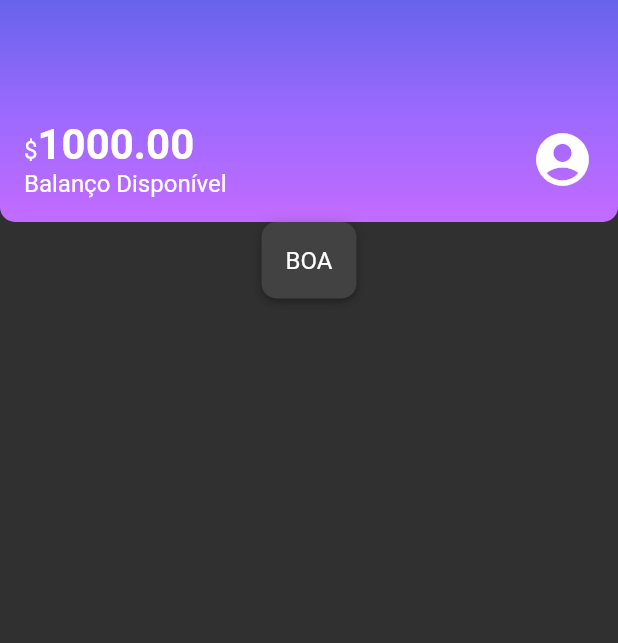
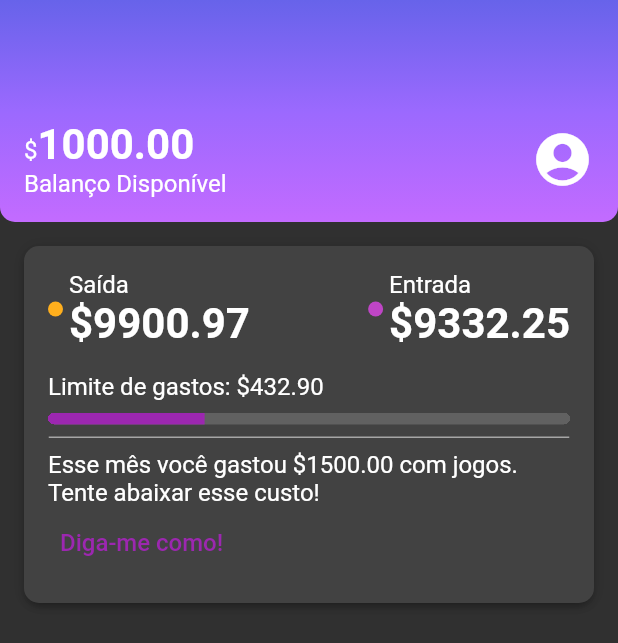
Before and after one commit to arturgussi/flutter_estilizando_e_reproduzindo_layouts, a Flutter app: the screen it shows after launch, on a phone screen of 412 x 824 dp. Shown: the top 643 px of the screen. Run offline on Flutter 3.47's test engine with Material 2 defaults, Android fonts, the phone set to English and light mode, and no system bars.

Commit message:
Aula 5: Implementando uma nova seção

```diff
--- /dev/null
+++ b/alubank/lib/components/color_dot.dart
@@ -0,0 +1,22 @@
+import 'package:flutter/material.dart';
+
+class ColorDot extends StatelessWidget {
+  final Color? color;
+
+  const ColorDot({
+    super.key,
+    required this.color,
+  });
+
+  @override
+  Widget build(BuildContext context) {
+    return Container(
+      width: 10,
+      height: 10,
+      decoration: BoxDecoration(
+        color: color,
+        borderRadius: BorderRadius.circular(10),
+      ),
+    );
+  }
+}
--- /dev/null
+++ b/alubank/lib/components/content_division.dart
@@ -0,0 +1,16 @@
+import 'package:alubank/themes/theme_colors.dart';
+import 'package:flutter/material.dart';
+
+class ContentDivision extends StatelessWidget {
+  const ContentDivision({super.key});
+
+  @override
+  Widget build(BuildContext context) {
+    return Container(
+      height: 1,
+      decoration: BoxDecoration(
+        border: Border.all(color: ThemeColors.division),
+      ),
+    );
+  }
+}
--- /dev/null
+++ b/alubank/lib/components/sections/recent_activity.dart
@@ -0,0 +1,108 @@
+import 'package:alubank/components/box_card.dart';
+import 'package:alubank/components/color_dot.dart';
+import 'package:alubank/components/content_division.dart';
+import 'package:alubank/themes/theme_colors.dart';
+import 'package:flutter/material.dart';
+
+class RecentActivity extends StatelessWidget {
+  const RecentActivity({super.key});
+
+  @override
+  Widget build(BuildContext context) {
+    return Padding(
+      padding: const EdgeInsets.all(16.0),
+      child: BoxCard(
+        boxContent: _RecentActivityContent(),
+      ),
+    );
+  }
+}
+
+class _RecentActivityContent extends StatelessWidget {
+  const _RecentActivityContent({super.key});
+
+  @override
+  Widget build(BuildContext context) {
+    return Column(
+      crossAxisAlignment: CrossAxisAlignment.start,
+      children: [
+        Row(
+          mainAxisAlignment: MainAxisAlignment.spaceBetween,
+          children: [
+            Row(
+              children: [
+                Padding(
+                  padding: const EdgeInsets.only(right: 4.0),
+                  child: ColorDot(
+                    color: ThemeColors.recentActivity['spent'],
+                  ),
+                ),
+                Column(
+                  crossAxisAlignment: CrossAxisAlignment.start,
+                  children: [
+                    const Text('Saída'),
+                    Text(
+                      '\$9900.97',
+                      style: Theme.of(context).textTheme.bodyLarge,
+                    )
+                  ],
+                )
+              ],
+            ),
+            Row(
+              children: [
+                Padding(
+                  padding: const EdgeInsets.only(right: 4.0),
+                  child: ColorDot(
+                    color: ThemeColors.recentActivity['income'],
+                  ),
+                ),
+                Column(
+                  crossAxisAlignment: CrossAxisAlignment.start,
+                  children: [
+                    const Text('Entrada'),
+                    Text(
+                      '\$9332.25',
+                      style: Theme.of(context).textTheme.bodyLarge,
+                    )
+                  ],
+                )
+              ],
+            )
+          ],
+        ),
+        const Padding(
+          padding: EdgeInsets.only(top: 16.0, bottom: 8.0),
+          child: Text('Limite de gastos: \$432.90'),
+        ),
+        Container(
+          clipBehavior: Clip.hardEdge,
+          decoration: BoxDecoration(
+            borderRadius: BorderRadius.circular(5),
+          ),
+          child: const LinearProgressIndicator(
+            value: 0.3,
+            minHeight: 8,
+          ),
+        ),
+        const Padding(
+          padding: EdgeInsets.only(
+            top: 8.0,
+            bottom: 8.0,
+          ),
+          child: ContentDivision(),
+        ),
+        const Text(
+          'Esse mês você gastou \$1500.00 com jogos. Tente abaixar esse custo!',
+        ),
+        TextButton(
+          onPressed: () {},
+          child: const Text(
+            'Diga-me como!',
+            style: TextStyle(fontSize: 16),
+          ),
+        ),
+      ],
+    );
+  }
+}
--- a/alubank/lib/screens/home.dart
+++ b/alubank/lib/screens/home.dart
@@ -1,5 +1,5 @@
-import 'package:alubank/components/box_card.dart';
 import 'package:alubank/components/sections/header.dart';
+import 'package:alubank/components/sections/recent_activity.dart';
 import 'package:flutter/material.dart';
 
 class Home extends StatelessWidget {
@@ -11,9 +11,7 @@ class Home extends StatelessWidget {
       body: Column(
         children: <Widget>[
           Header(),
-          BoxCard(
-            boxContent: Text('BOA'),
-          ),
+          RecentActivity(),
         ],
       ),
     );
--- a/alubank/lib/themes/theme_colors.dart
+++ b/alubank/lib/themes/theme_colors.dart
@@ -7,4 +7,9 @@ class ThemeColors {
     Color.fromRGBO(155, 105, 254, 1.0),
     Color.fromRGBO(195, 107, 255, 1.0),
   ];
+  static const recentActivity = {
+    'spent': Color.fromRGBO(255, 175, 29, 1.0),
+    'income': Color.fromRGBO(191, 69, 198, 1.0)
+  };
+  static const division = Color.fromRGBO(166, 166, 166, 1.0);
 }
```
Also changed, not shown: 2 other files.
